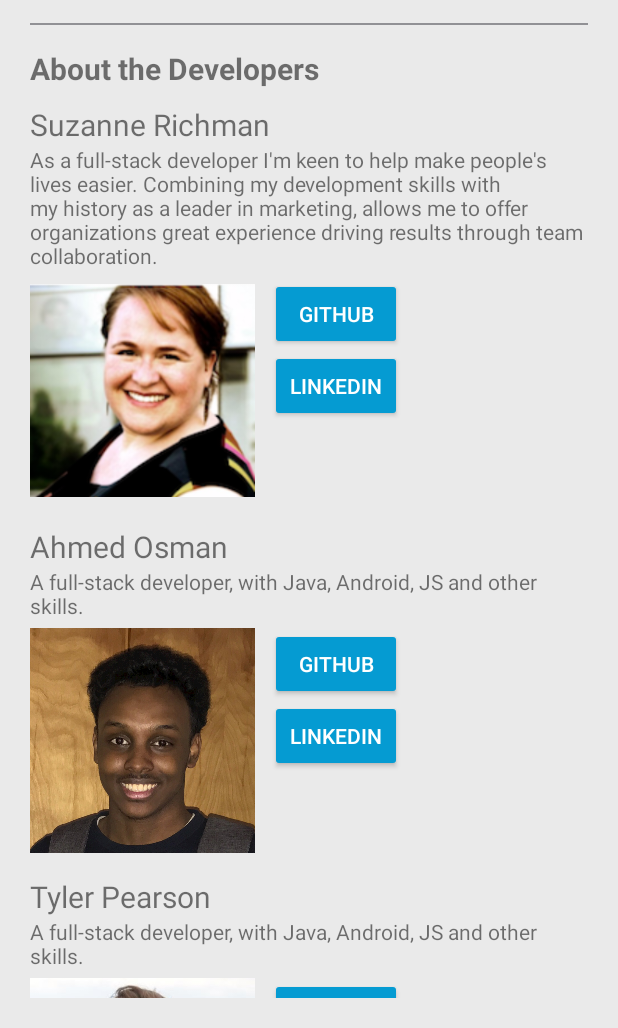
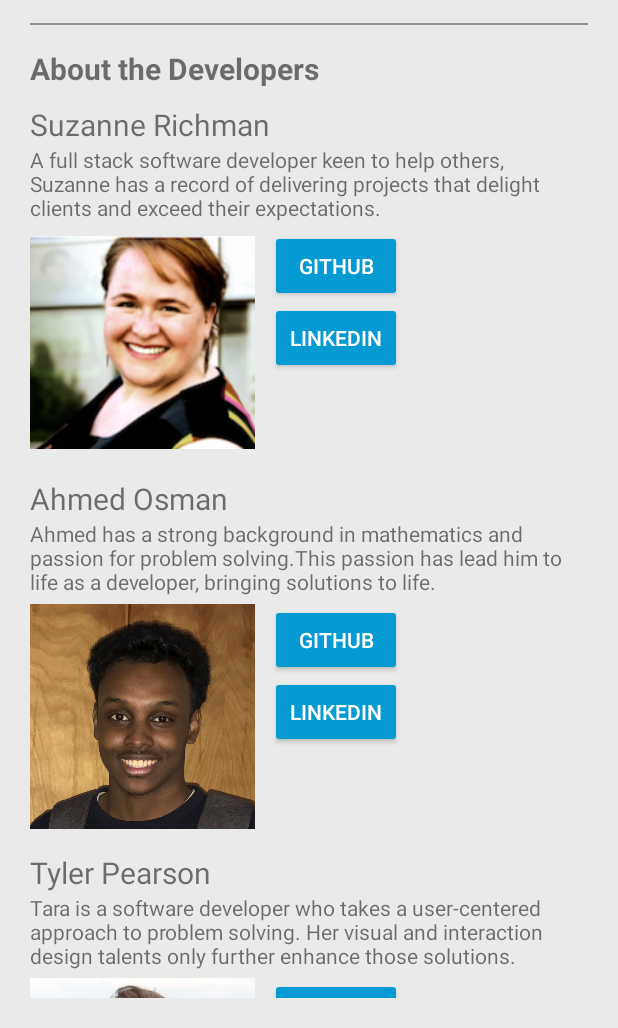
Before and after one commit to TaxCodeCheck/app, an Android app: the screen it shows after launch (AboutActivity), on a phone screen of 412 x 824 dp, the part 208-1236 px from its top. Run offline under Robolectric (Android 15) with nearby library versions, the phone set to English and light mode, and no system bars; our stand-ins replace Volley.

Commit message:
code cleanup complete

```diff
--- a/app/src/main/java/com/example/taxcodecheck/LoginActivity.java
+++ b/app/src/main/java/com/example/taxcodecheck/LoginActivity.java
@@ -23,11 +23,13 @@ import android.preference.PreferenceManager;
 import android.util.Log;
 
 import android.view.Gravity;
+import android.view.KeyEvent;
 import android.view.LayoutInflater;
 import android.view.Menu;
 import android.view.MenuItem;
 import android.view.View;
 import android.view.ViewGroup;
+import android.view.inputmethod.EditorInfo;
 import android.widget.Button;
 import android.widget.EditText;
 import android.widget.TextView;
@@ -240,7 +242,6 @@ public class LoginActivity extends AppCompatActivity
                         Log.d("RESPONSE: ", response);
                         boolean authStatus = Boolean.parseBoolean(response.toString());
 
-
                         if(authStatus){
 
                             //capture the username to share with all activities through the application
@@ -283,9 +284,6 @@ public class LoginActivity extends AppCompatActivity
                 @Override
                 public void onErrorResponse(VolleyError error) {
 
-
-
-
                 }
             });
 
--- a/app/src/main/res/values/strings.xml
+++ b/app/src/main/res/values/strings.xml
@@ -11,16 +11,16 @@
     <string name="title_activity_search">SearchActivity</string>
     <string name="title_activity_confirmation">ConfirmationActivity</string>
     <string name="not_logged_in">Not logged in</string>
-    <string name="sooz_intro">As a full-stack developer I\'m keen to help make people\'s lives easier. Combining my development skills with my history as a leader in marketing, allows me to offer organizations great experience driving results through team collaboration.</string>
+    <string name="sooz_intro">A full stack software developer keen to help others, Suzanne has a record of delivering projects that delight clients and exceed their expectations. </string>
     <string name="sooz_name">Suzanne Richman</string>
     <string name="about_tax_title">About Tax Code Check</string>
     <string name="about_developers_title">About the Developers</string>
     <string name="github">GITHUB</string>
     <string name="linkedin">LINKEDIN</string>
     <string name="ahmed_name">Ahmed Osman</string>
-    <string name="ahmed_intro">A full-stack developer, with Java, Android, JS and other skills.</string>
+    <string name="ahmed_intro">Ahmed has a strong background in mathematics and passion for problem solving.This passion has lead him to life as a developer, bringing solutions to life.</string>
     <string name="tyler_name">Tyler Pearson</string>
-    <string name="tyler_intro">A full-stack developer, with Java, Android, JS and other skills.</string>
+    <string name="tyler_intro">Tara is a software developer who takes a user-centered approach to problem solving. Her visual and interaction design talents only further enhance those solutions.</string>
     <string name="tara_name">Tara Johnson</string>
     <string name="tara_intro">A full-stack developer, with Java, Android, JS and other skills.</string>
     <string name="sooz_github">http://github.com/FavoredFortune</string>
```
Also changed, not shown: app/src/main/java/com/example/taxcodecheck/SearchActivity.java (+15 -86 lines).
